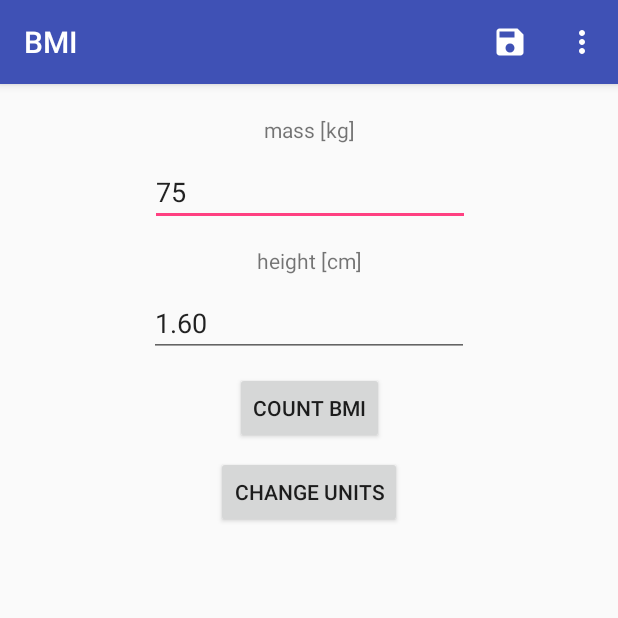
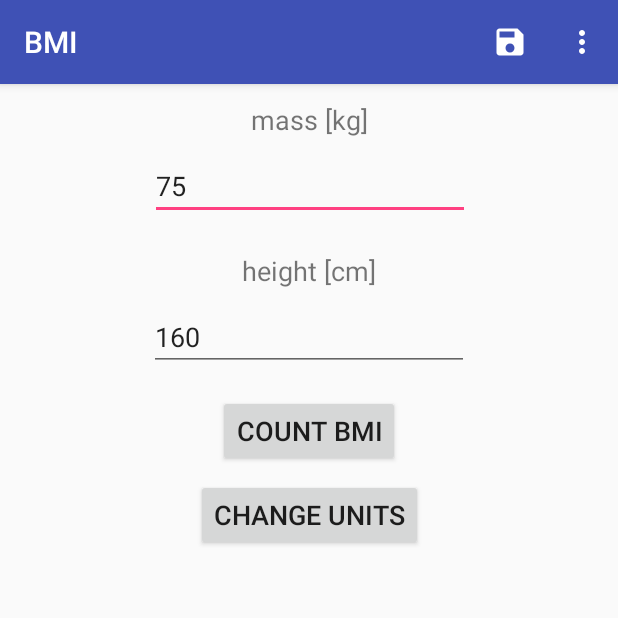
Before and after one commit to matswierczynski/BMI-counter, an Android app: the screen it shows after launch (MainActivity), on a phone screen of 412 x 824 dp, the top half of it. Run offline under Robolectric (Android 15) with nearby library versions, the phone set to English and light mode, and no system bars.

Commit message:
Fixed problems with layout after screen rotation, values are deleted when units change, inserted values are preserved when screen manipulating

```diff
--- a/app/src/main/java/com/example/matik/bmi/MainActivity.java
+++ b/app/src/main/java/com/example/matik/bmi/MainActivity.java
@@ -3,6 +3,7 @@ package com.example.matik.bmi;
 import android.content.Context;
 import android.content.Intent;
 import android.content.SharedPreferences;
+import android.content.res.Configuration;
 import android.support.v7.app.AppCompatActivity;
 import android.os.Bundle;
 import android.view.Menu;
@@ -17,11 +18,13 @@ import android.widget.Toast;
 public class MainActivity extends AppCompatActivity {
     public static final String RESULT_EXTRA_MESSAGE = "com.example.matik.bmi.RESULT_MESSAGE";
     public static final int    NUMBER_OF_UNITS = 2;
-    private String massEditTextValue;
-    private String heightEditTextValue;
+    public static boolean IS_FIRST_ACTIVITY_CREATION = false;
+    private static String massEditTextValue;
+    private static String heightEditTextValue;
     private UnitFactory [] unitFactory;
     private UnitFactory currentUnits;
     private int unitFlag;
+
    @Override
     protected void onCreate(Bundle savedInstanceState) {
         setContentView(R.layout.activity_main);
@@ -42,29 +45,24 @@ public class MainActivity extends AppCompatActivity {
                changeUnits();
            }
        });
-        getSharedPreferencesData();
+       if (!IS_FIRST_ACTIVITY_CREATION) {
+           getSharedPreferencesData();
+           IS_FIRST_ACTIVITY_CREATION = true;
+       }
+
+       if (savedInstanceState != null) {
+           setTextView(R.id.massEditText, massEditTextValue);
+           setTextView(R.id.heightEditText, heightEditTextValue);
+       }
    }
 
-   @Override
-   protected void onPause(){
-       super.onPause();
-       massEditTextValue = getCurrentValue(R.id.massEditText);
-       heightEditTextValue = getCurrentValue(R.id.heightEditText);
-   }
 
    @Override
-   protected void onResume(){
-       super.onResume();
-       setTextView(R.id.massEditText, massEditTextValue);
-       setTextView(R.id.heightEditText, heightEditTextValue);
-   }
-
-   @Override
-   protected void onStop(){
-       super.onStop();
-       setTextView(R.id.massEditText, massEditTextValue);
-       setTextView(R.id.heightEditText, heightEditTextValue);
-   }
+    protected void onSaveInstanceState(Bundle outState) {
+        super.onSaveInstanceState(outState);
+        massEditTextValue = getCurrentValue(R.id.massEditText);
+        heightEditTextValue = getCurrentValue(R.id.heightEditText);
+    }
 
 
     @Override //creates new menu
@@ -96,23 +94,32 @@ public class MainActivity extends AppCompatActivity {
         String defaultHeight = this.getString(R.string.saved_height_default_value);
         String mass = sharedPref.getString(getString(R.string.mass_file_key), defaultMass);
         String height = sharedPref.getString(getString(R.string.height_file_key), defaultHeight);
+        setTextView(R.id.massEditText, mass);
         setTextView(R.id.heightEditText, height);
-        setTextView(R.id.massEditText, mass);
         massEditTextValue = mass;
         heightEditTextValue = height;
     }
 
     private void onSaveMenuOption(){
-        String mass, height;
-        mass = getCurrentValue(R.id.massEditText);
-        height = getCurrentValue(R.id.heightEditText);
+        //try-catch for empty string as input
+        Float mass=0f, height=0f;
+        try {
+            mass = parseNumber(getCurrentValue(R.id.massEditText));
+        }catch (NumberFormatException nfe){}
+
+        try {
+            height = parseNumber(getCurrentValue(R.id.heightEditText));
+        }catch (NumberFormatException nfe){}
+
         Context context = this;
         String toastMessage=context.getString(R.string.save_error);
-        if (currentUnits.isMassValid(Integer.parseInt(mass)) &&
-                currentUnits.isHeightValid(Float.parseFloat(height))){
+        if (currentUnits.isMassValid(mass) &&
+                currentUnits.isHeightValid(height)){
             SharedPreferences sharedPref = this.getPreferences(Context.MODE_PRIVATE);
-            sharedPref.edit().putString(context.getString(R.string.mass_file_key),mass).apply();
-            sharedPref.edit().putString(context.getString(R.string.height_file_key),height).apply();
+            sharedPref.edit().putString(context.getString(R.string.mass_file_key),
+                                        String.format("%.0f", mass)).apply();
+            sharedPref.edit().putString(context.getString(R.string.height_file_key),
+                                        String.format("%.0f",height)).apply();
             toastMessage=context.getString(R.string.save_successful);
         }
         displayDefaultToast(toastMessage);
@@ -182,7 +189,10 @@ public class MainActivity extends AppCompatActivity {
         startActivity(intent);
     }
     private void changeUnits(){
-        //default units are metric, flag = true
+        //default units are metric
+
+        setTextView(R.id.massEditText, "");
+        setTextView(R.id.heightEditText, " ");
 
         unitFlag = (unitFlag+1) % NUMBER_OF_UNITS;
 
--- a/app/src/main/res/layout/activity_main.xml
+++ b/app/src/main/res/layout/activity_main.xml
@@ -1,19 +1,25 @@
 <?xml version="1.0" encoding="utf-8"?>
-<android.support.constraint.ConstraintLayout
+<ScrollView
     xmlns:android="http://schemas.android.com/apk/res/android"
+    android:layout_width="fill_parent"
+    android:layout_height="fill_parent">
+
+    <android.support.constraint.ConstraintLayout xmlns:android="http://schemas.android.com/apk/res/android"
         xmlns:app="http://schemas.android.com/apk/res-auto"
         xmlns:tools="http://schemas.android.com/tools"
         android:layout_width="match_parent"
-    android:layout_height="match_parent"
+        android:layout_height="wrap_content"
         tools:context="com.example.matik.bmi.MainActivity">
 
         <TextView
             android:id="@+id/massTextView"
+            android:labelFor="@id/massEditText"
             android:layout_width="wrap_content"
             android:layout_height="wrap_content"
             android:padding="5dp"
             android:text="@string/mass_textView"
             android:textAlignment="center"
+            android:textSize="18sp"
             app:layout_constraintBottom_toBottomOf="parent"
             app:layout_constraintLeft_toLeftOf="parent"
             app:layout_constraintRight_toRightOf="parent"
@@ -36,14 +42,16 @@
 
         <TextView
             android:id="@+id/heightTextView"
+            android:labelFor="@id/heightEditText"
             android:layout_width="wrap_content"
             android:layout_height="wrap_content"
             android:layout_marginEnd="8dp"
             android:layout_marginStart="8dp"
-        android:layout_marginTop="8dp"
+            android:layout_marginTop="16dp"
             android:padding="5dp"
             android:text="@string/height_TextView"
             android:textAlignment="center"
+            android:textSize="18sp"
             app:layout_constraintEnd_toEndOf="parent"
             app:layout_constraintStart_toStartOf="parent"
             app:layout_constraintTop_toBottomOf="@+id/massEditText" />
@@ -56,7 +64,7 @@
             android:layout_marginStart="8dp"
             android:layout_marginTop="4dp"
             android:ems="10"
-        android:inputType="numberDecimal"
+            android:inputType="number"
             app:layout_constraintEnd_toEndOf="parent"
             app:layout_constraintStart_toStartOf="parent"
             app:layout_constraintTop_toBottomOf="@+id/heightTextView" />
@@ -67,8 +75,9 @@
             android:layout_height="wrap_content"
             android:layout_marginEnd="8dp"
             android:layout_marginStart="8dp"
-        android:layout_marginTop="10dp"
+            android:layout_marginTop="16dp"
             android:text="@string/countButton"
+            android:textSize="18sp"
             app:layout_constraintEnd_toEndOf="parent"
             app:layout_constraintStart_toStartOf="parent"
             app:layout_constraintTop_toBottomOf="@+id/heightEditText" />
@@ -81,10 +90,13 @@
             android:layout_marginStart="8dp"
             android:layout_marginTop="8dp"
             android:text="@string/changeUnitsButton"
+            android:textSize="18sp"
             app:layout_constraintEnd_toEndOf="parent"
             app:layout_constraintStart_toStartOf="parent"
             app:layout_constraintTop_toBottomOf="@+id/countButton" />
 
 
+    </android.support.constraint.ConstraintLayout>
 
-</android.support.constraint.ConstraintLayout>
+
+</ScrollView>
--- a/app/src/main/res/values/strings.xml
+++ b/app/src/main/res/values/strings.xml
@@ -11,8 +11,9 @@
     <string name="mass_textView_en">mass [Ibs]</string>
     <string name="height_TextView_en">height [in]</string>
     <string name="saved_mass_default_key">75</string>
-    <string name="saved_height_default_value">1.60</string>
+    <string name="saved_height_default_value">160</string>
     <string name="bmiResult">Your score</string>
+
 
     <string name="title_activity_result">ResultActivity</string>
     <string name="countButton">Count BMI</string>
```
Also changed, not shown: app/src/main/res/layout/activity_about_author.xml (+10 -2 lines). Lines whose indentation alone changed are shown as unchanged.
